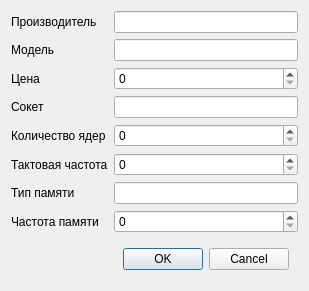
Before: the Qt Designer form dialogwindow.ui in TheTwinkles/CoureWorkCPU, drawn with Qt 5.
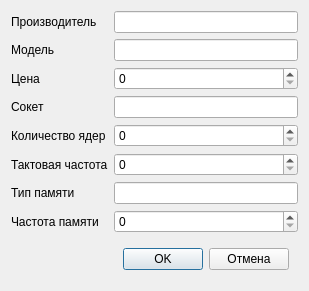
After: the same form once the commit is applied.

Commit message: Added add data method

What changed in the file:
```diff
--- a/dialogwindow.ui
+++ b/dialogwindow.ui
@@ -100,7 +100,7 @@
       <item>
        <widget class="QPushButton" name="button_cancel">
         <property name="text">
-         <string>Cancel</string>
+         <string>Отмена</string>
         </property>
        </widget>
       </item>
```
Left out of the diff: 36 changed lines with no effect on the pictures. The commit also changes 1 other file.
